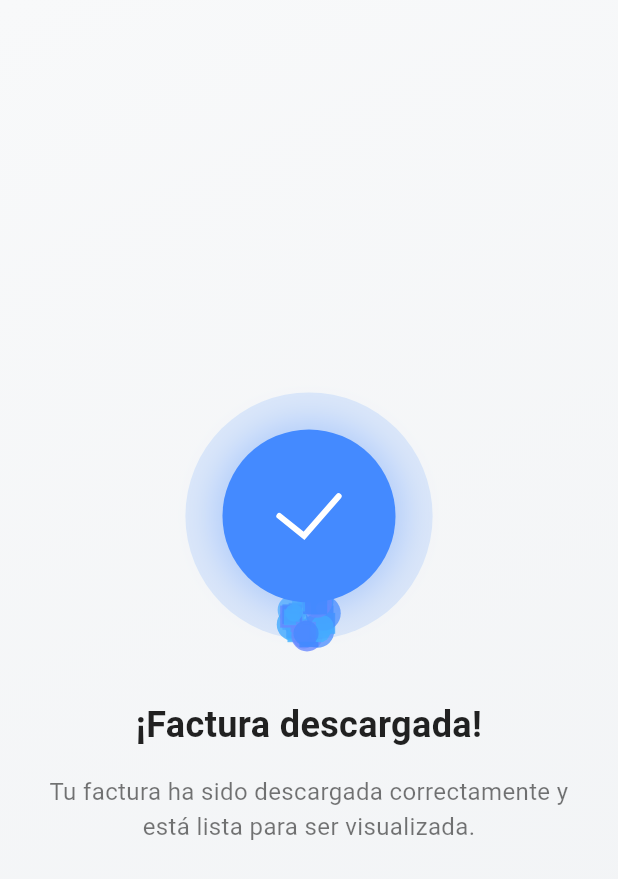
After one commit to Reynel-12/verificar_facturas, a Flutter app: the InvoiceDownloadedScreen screen opened directly, on a phone screen of 412 x 824 dp. The commit adds this screen. Shown: the top 879 px of the screen. Run offline on Flutter 3.47's test engine with Material 3 defaults, Android fonts, the phone set to English and light mode, and no system bars; missing offline and left inert: dart:html.

Commit message:
Se agregó mensaje de descarga completa y se agrego un encode a la url

```diff
--- /dev/null
+++ b/lib/confirmar_descarga.dart
@@ -0,0 +1,340 @@
+import 'dart:math' as math;
+
+import 'package:flutter/material.dart';
+
+class InvoiceDownloadedScreen extends StatefulWidget {
+  const InvoiceDownloadedScreen({Key? key}) : super(key: key);
+
+  @override
+  State<InvoiceDownloadedScreen> createState() =>
+      _InvoiceDownloadedScreenState();
+}
+
+class _InvoiceDownloadedScreenState extends State<InvoiceDownloadedScreen>
+    with TickerProviderStateMixin {
+  late AnimationController _checkmarkController;
+  late AnimationController _scaleController;
+  late AnimationController _celebrationController;
+  late Animation<double> _checkmarkAnimation;
+  late Animation<double> _scaleAnimation;
+
+  @override
+  void initState() {
+    super.initState();
+
+    // Animation for the checkmark drawing
+    _checkmarkController = AnimationController(
+      duration: const Duration(milliseconds: 800),
+      vsync: this,
+    );
+
+    _checkmarkAnimation = Tween<double>(begin: 0.0, end: 1.0).animate(
+      CurvedAnimation(parent: _checkmarkController, curve: Curves.easeInOut),
+    );
+
+    // Animation for the success circle scaling
+    _scaleController = AnimationController(
+      duration: const Duration(milliseconds: 400),
+      vsync: this,
+    );
+
+    _scaleAnimation = Tween<double>(begin: 0.0, end: 1.0).animate(
+      CurvedAnimation(parent: _scaleController, curve: Curves.elasticOut),
+    );
+
+    // Animation for the celebration particles
+    _celebrationController = AnimationController(
+      duration: const Duration(milliseconds: 3000),
+      vsync: this,
+    );
+
+    // Start animations in sequence
+    _scaleController.forward().then((_) {
+      _checkmarkController.forward().then((_) {
+        _celebrationController.forward();
+      });
+    });
+  }
+
+  @override
+  void dispose() {
+    _checkmarkController.dispose();
+    _scaleController.dispose();
+    _celebrationController.dispose();
+    super.dispose();
+  }
+
+  @override
+  Widget build(BuildContext context) {
+    // Get screen size for responsive design
+    final screenSize = MediaQuery.of(context).size;
+    final isSmallScreen = screenSize.width < 600;
+    final brightness = Theme.of(context).brightness;
+    final isDark = brightness == Brightness.dark;
+
+    // Calculate sizes based on screen dimensions
+    final circleSize = isSmallScreen ? screenSize.width * 0.4 : 240.0;
+
+    // Colors based on theme
+    final primaryColor = Theme.of(context).primaryColor;
+    final backgroundColor = isDark ? const Color(0xFF121212) : Colors.white;
+    final textColor = isDark ? Colors.white : Colors.black87;
+    final secondaryTextColor = isDark ? Colors.white70 : Colors.black54;
+
+    return Scaffold(
+      backgroundColor: backgroundColor,
+      body: Container(
+        width: double.infinity,
+        height: double.infinity,
+        decoration: BoxDecoration(
+          gradient: LinearGradient(
+            begin: Alignment.topLeft,
+            end: Alignment.bottomRight,
+            colors:
+                isDark
+                    ? [const Color(0xFF1A1A1A), const Color(0xFF0A0A0A)]
+                    : [const Color(0xFFF8F9FA), const Color(0xFFF1F3F5)],
+          ),
+        ),
+        child: SafeArea(
+          child: Stack(
+            children: [
+              // Celebration particles
+              AnimatedBuilder(
+                animation: _celebrationController,
+                builder: (context, child) {
+                  return CustomPaint(
+                    size: Size(screenSize.width, screenSize.height),
+                    painter: CelebrationPainter(
+                      animation: _celebrationController.value,
+                      colors: [
+                        primaryColor,
+                        primaryColor.withGreen(
+                          (primaryColor.green + 40).clamp(0, 255),
+                        ),
+                        primaryColor.withRed(
+                          (primaryColor.red + 40).clamp(0, 255),
+                        ),
+                      ],
+                    ),
+                  );
+                },
+              ),
+
+              // Main content
+              Center(
+                child: Column(
+                  mainAxisAlignment: MainAxisAlignment.center,
+                  children: [
+                    // Success animation
+                    AnimatedBuilder(
+                      animation: Listenable.merge([
+                        _scaleAnimation,
+                        _checkmarkAnimation,
+                      ]),
+                      builder: (context, child) {
+                        return Transform.scale(
+                          scale: _scaleAnimation.value,
+                          child: Container(
+                            width: circleSize,
+                            height: circleSize,
+                            decoration: BoxDecoration(
+                              shape: BoxShape.circle,
+                              color: primaryColor.withOpacity(0.15),
+                            ),
+                            child: Center(
+                              child: Container(
+                                width: circleSize * 0.7,
+                                height: circleSize * 0.7,
+                                decoration: BoxDecoration(
+                                  shape: BoxShape.circle,
+                                  color: primaryColor,
+                                  boxShadow: [
+                                    BoxShadow(
+                                      color: primaryColor.withOpacity(0.3),
+                                      blurRadius: 20,
+                                      spreadRadius: 5,
+                                    ),
+                                  ],
+                                ),
+                                child: Center(
+                                  child: CustomPaint(
+                                    size: Size(
+                                      circleSize * 0.4,
+                                      circleSize * 0.4,
+                                    ),
+                                    painter: CheckmarkPainter(
+                                      progress: _checkmarkAnimation.value,
+                                      color: Colors.white,
+                                      strokeWidth: 4,
+                                    ),
+                                  ),
+                                ),
+                              ),
+                            ),
+                          ),
+                        );
+                      },
+                    ),
+
+                    const SizedBox(height: 40),
+
+                    // Success text with fade-in animation
+                    FadeTransition(
+                      opacity: _checkmarkAnimation,
+                      child: Column(
+                        children: [
+                          Text(
+                            '¡Factura descargada!',
+                            style: TextStyle(
+                              fontSize: isSmallScreen ? 24 : 32,
+                              fontWeight: FontWeight.bold,
+                              color: textColor,
+                            ),
+                            textAlign: TextAlign.center,
+                          ),
+
+                          const SizedBox(height: 16),
+
+                          Padding(
+                            padding: const EdgeInsets.symmetric(horizontal: 32),
+                            child: Text(
+                              'Tu factura ha sido descargada correctamente y está lista para ser visualizada.',
+                              style: TextStyle(
+                                fontSize: isSmallScreen ? 16 : 18,
+                                color: secondaryTextColor,
+                              ),
+                              textAlign: TextAlign.center,
+                            ),
+                          ),
+                        ],
+                      ),
+                    ),
+                  ],
+                ),
+              ),
+            ],
+          ),
+        ),
+      ),
+    );
+  }
+}
+
+// Custom painter for the checkmark
+class CheckmarkPainter extends CustomPainter {
+  final double progress;
+  final Color color;
+  final double strokeWidth;
+
+  CheckmarkPainter({
+    required this.progress,
+    required this.color,
+    required this.strokeWidth,
+  });
+
+  @override
+  void paint(Canvas canvas, Size size) {
+    final paint =
+        Paint()
+          ..color = color
+          ..style = PaintingStyle.stroke
+          ..strokeWidth = strokeWidth
+          ..strokeCap = StrokeCap.round;
+
+    final path = Path();
+
+    // Calculate checkmark points
+    final startPoint = Offset(size.width * 0.2, size.height * 0.5);
+    final midPoint = Offset(size.width * 0.45, size.height * 0.7);
+    final endPoint = Offset(size.width * 0.8, size.height * 0.3);
+
+    // Draw first part of checkmark (start to mid)
+    if (progress < 0.5) {
+      final adjustedProgress = progress * 2;
+      path.moveTo(startPoint.dx, startPoint.dy);
+      path.lineTo(
+        startPoint.dx + (midPoint.dx - startPoint.dx) * adjustedProgress,
+        startPoint.dy + (midPoint.dy - startPoint.dy) * adjustedProgress,
+      );
+    } else {
+      // Draw complete first part
+      path.moveTo(startPoint.dx, startPoint.dy);
+      path.lineTo(midPoint.dx, midPoint.dy);
+
+      // Draw second part of checkmark (mid to end)
+      final adjustedProgress = (progress - 0.5) * 2;
+      path.lineTo(
+        midPoint.dx + (endPoint.dx - midPoint.dx) * adjustedProgress,
+        midPoint.dy + (endPoint.dy - midPoint.dy) * adjustedProgress,
+      );
+    }
+
+    canvas.drawPath(path, paint);
+  }
+
+  @override
+  bool shouldRepaint(covariant CustomPainter oldDelegate) => true;
+}
+
+// Custom painter for celebration particles
+class CelebrationPainter extends CustomPainter {
+  final double animation;
+  final List<Color> colors;
+
+  CelebrationPainter({required this.animation, required this.colors});
+
+  @override
+  void paint(Canvas canvas, Size size) {
+    final random = math.Random(42); // Fixed seed for consistent pattern
+
+    // Only draw particles after checkmark is complete
+    if (animation < 0.1) return;
+
+    final adjustedAnimation = (animation - 0.1) / 0.9; // Normalize to 0.0-1.0
+
+    // Draw particles
+    for (int i = 0; i < 40; i++) {
+      final color = colors[i % colors.length];
+      final particleSize = random.nextDouble() * 8 + 4;
+
+      // Calculate particle position
+      final angle = random.nextDouble() * 2 * math.pi;
+      final radius = size.width * 0.3 * adjustedAnimation;
+      final centerX = size.width / 2;
+      final centerY = size.height / 2;
+
+      final x =
+          centerX + radius * math.cos(angle) * (1 + random.nextDouble() * 0.5);
+      final y =
+          centerY + radius * math.sin(angle) * (1 + random.nextDouble() * 0.5);
+
+      // Calculate opacity based on animation progress
+      final opacity =
+          (1.0 - adjustedAnimation) * (1.0 - random.nextDouble() * 0.3);
+
+      // Draw particle
+      final paint =
+          Paint()
+            ..color = color.withOpacity(opacity.clamp(0.0, 1.0))
+            ..style = PaintingStyle.fill;
+
+      // Randomly choose between circle and rectangle particles
+      if (random.nextBool()) {
+        canvas.drawCircle(Offset(x, y), particleSize, paint);
+      } else {
+        canvas.drawRect(
+          Rect.fromCenter(
+            center: Offset(x, y),
+            width: particleSize * 1.5,
+            height: particleSize * 1.5,
+          ),
+          paint,
+        );
+      }
+    }
+  }
+
+  @override
+  bool shouldRepaint(covariant CustomPainter oldDelegate) => true;
+}
--- a/lib/main.dart
+++ b/lib/main.dart
@@ -2,6 +2,7 @@ import 'package:flutter/material.dart';
 import 'dart:math' as math;
 import 'dart:html' as html;
 import 'package:http/http.dart' as http;
+import 'package:notificacion_factura/confirmar_descarga.dart';
 import 'package:notificacion_factura/loading.dart';
 
 void main() {
@@ -47,6 +48,7 @@ class _ExpiredInvoiceScreenState extends State<ExpiredInvoiceScreen>
   late AnimationController _clockController;
   late Animation<double> _clockRotationAnimation;
   bool _verificando = true;
+  bool descargada = false;
 
   @override
   void initState() {
@@ -72,10 +74,10 @@ class _ExpiredInvoiceScreenState extends State<ExpiredInvoiceScreen>
   }
 
   Future<void> _verificarFactura() async {
-    final uri = Uri.base;
-    final fileUrl = uri.queryParameters['url'];
+    final encoded = Uri.base.queryParameters['url'];
+    final fileUrl = Uri.decodeComponent(encoded ?? '');
 
-    if (fileUrl == null || fileUrl.isEmpty) {
+    if (fileUrl.isEmpty) {
       setState(() => _verificando = false);
       return;
     }
@@ -85,6 +87,7 @@ class _ExpiredInvoiceScreenState extends State<ExpiredInvoiceScreen>
 
       if (response.statusCode == 200) {
         html.window.location.href = fileUrl; // ✅ Redirige si existe
+        setState(() => descargada = true);
       } else {
         print('❌ Código de estado: ${response.statusCode}');
         setState(() => _verificando = false);
@@ -122,6 +125,8 @@ class _ExpiredInvoiceScreenState extends State<ExpiredInvoiceScreen>
 
     if (_verificando) {
       return VerifyingDataScreen();
+    } else if (descargada) {
+      return InvoiceDownloadedScreen();
     }
 
     return Scaffold(
```
